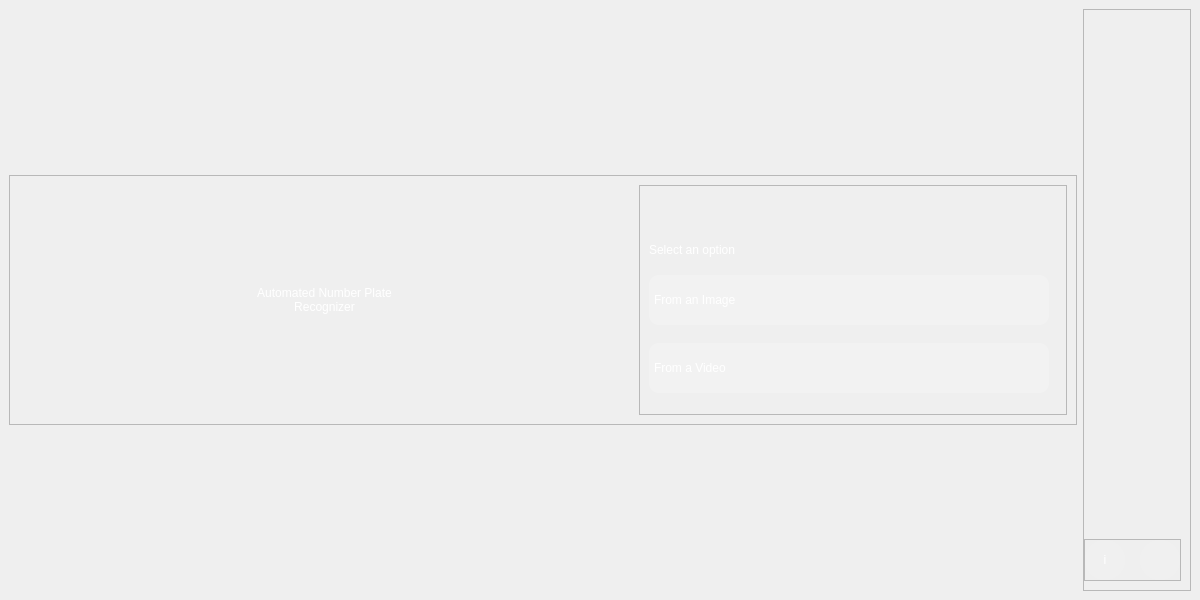
The window that assets/ui/home.ui (ahsanirfan961/Automated-Number-Plate-Detection---YOLOv8---TrOCR) describes before a commit, drawn with Qt 5.
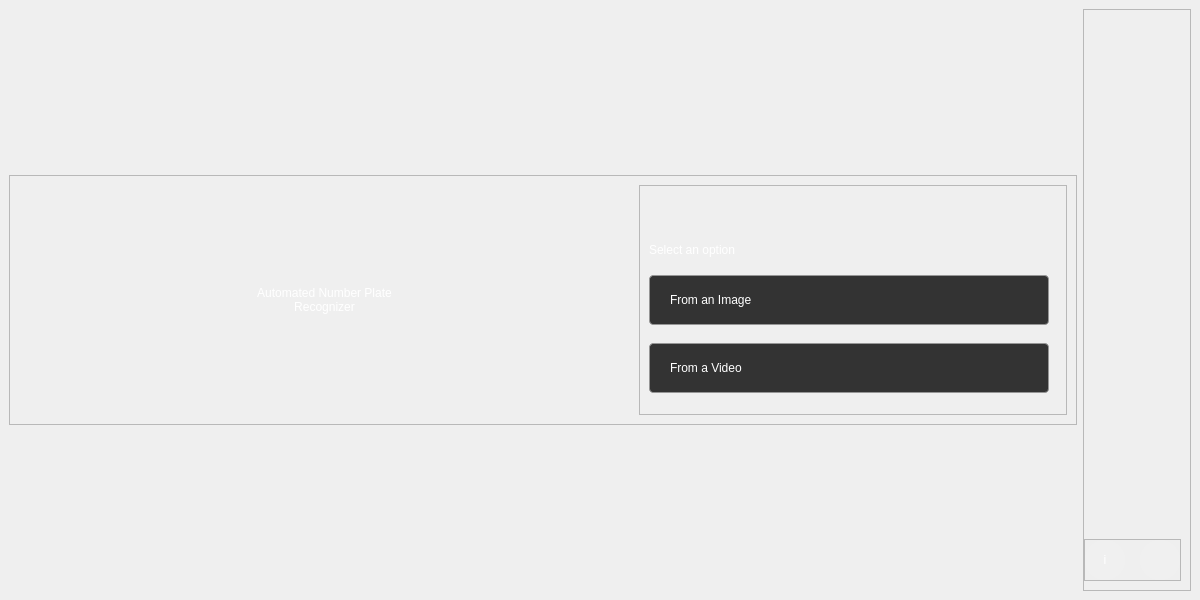
The same window after the commit. Icons and pictures are not drawn.

```diff
--- a/assets/ui/home.ui
+++ b/assets/ui/home.ui
@@ -85,12 +85,14 @@
         <widget class="QFrame" name="optionsFrame">
          <property name="styleSheet">
           <string notr="true">QPushButton {
-	background-color: rgba(255,255,255,0.2);
-	color: white;
 	font: 10pt &quot;Segoe UI&quot;;
 	text-align: left;
-	padding-left: 5px;
-	border-radius: 10px;
+	background-color: #333;
+  color: #fff;
+  border: none;
+  padding: 10px 20px;
+  border-radius: 4px;
+	border: 1px solid rgb(150,150,150)
 }
 
 QPushButton:hover { 
```
Left out of the diff: 2 changed lines with no effect on the pictures.
